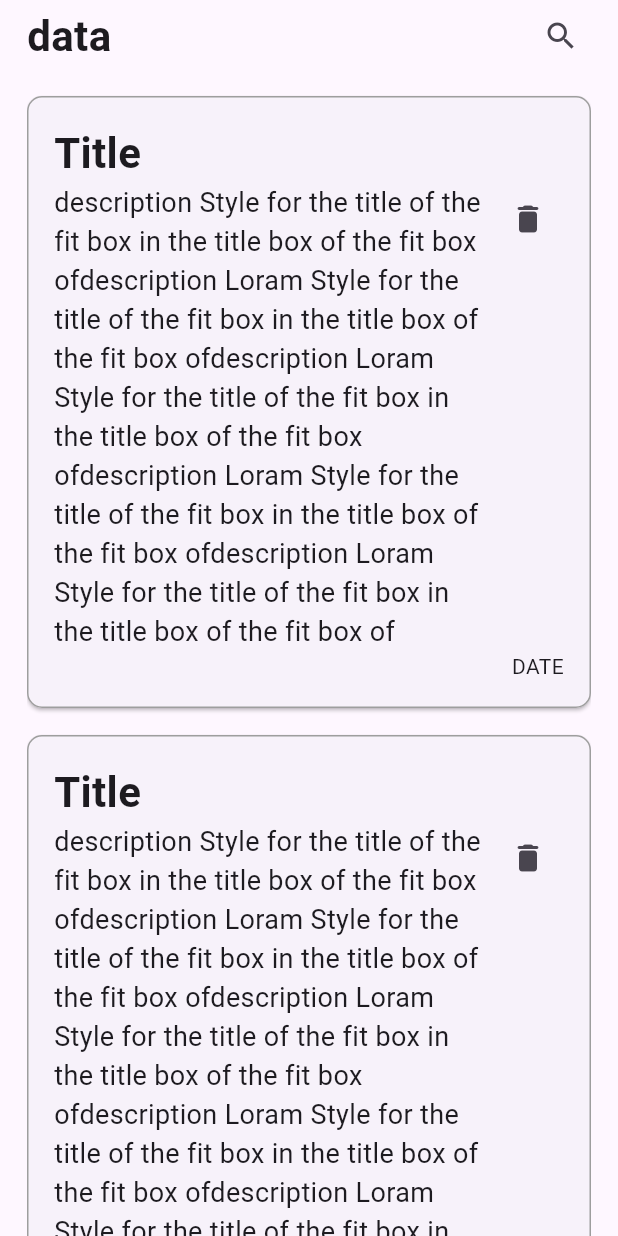
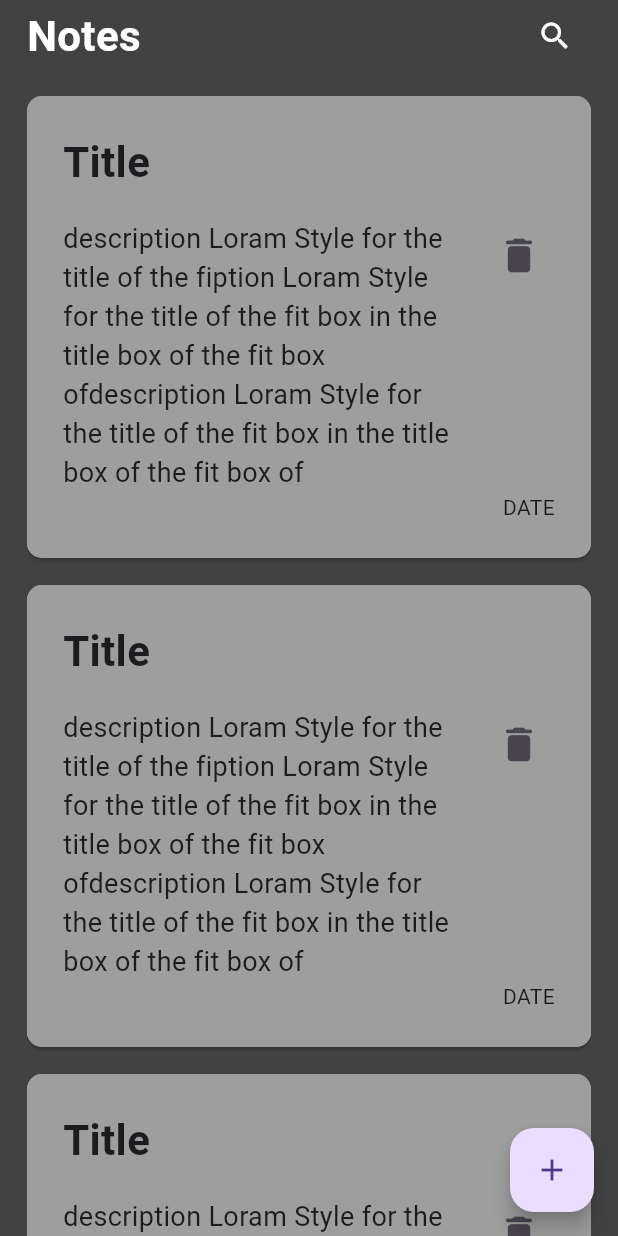
Before and after one commit to Abdelrhman-Elshikh/note_app_cubit_hive, a Flutter app: the screen it shows after launch, on a phone screen of 412 x 824 dp. Run offline on Flutter 3.47's test engine with Material 3 defaults, Android fonts, the phone set to English and light mode, and no system bars; our stand-ins replace device_preview, flutter_bloc, go_router, hive_flutter; accounts and stored records are empty.

Commit message:
done most of UI

```diff
--- /dev/null
+++ b/lib/core/utils/constants.dart
@@ -0,0 +1,3 @@
+import 'package:flutter/material.dart';
+
+const KPrimaryColor = Color(0xff62FCD7);
--- a/lib/core/utils/routers/routers.dart
+++ b/lib/core/utils/routers/routers.dart
@@ -1,5 +1,6 @@
 import 'package:go_router/go_router.dart';
 import 'package:note_app_cubit_hive/core/utils/routers/routes.dart';
+import 'package:note_app_cubit_hive/feature/edit_note/view/edit_note.dart';
 import 'package:note_app_cubit_hive/feature/home/view/home_view.dart';
 
 final GoRouter router = GoRouter(routes: [
@@ -7,4 +8,8 @@ final GoRouter router = GoRouter(routes: [
     path: KHomeView,
     builder: (context, state) => const HomeView(),
   ),
+  GoRoute(
+    path: KEditNote,
+    builder: (context, state) => const EditNote(),
+  ),
 ]);
--- a/lib/core/utils/routers/routes.dart
+++ b/lib/core/utils/routers/routes.dart
@@ -1 +1,3 @@
 String KHomeView = '/';
+
+String KEditNote = '/EditNote';
--- /dev/null
+++ b/lib/core/widgets/custom_app_bar.dart
@@ -0,0 +1,30 @@
+import 'package:flutter/material.dart';
+
+class CustomAppBar extends StatelessWidget {
+  final String title;
+  final Widget icon;
+  const CustomAppBar({super.key, required this.title, required this.icon});
+
+  @override
+  Widget build(BuildContext context) {
+    return Row(
+      children: [
+        Expanded(
+          child: Text(
+            title,
+            textAlign: TextAlign.left,
+            style: const TextStyle(
+                color: Colors.white, fontWeight: FontWeight.bold, fontSize: 28),
+          ),
+        ),
+        Expanded(
+          child: FittedBox(
+            alignment: Alignment.centerRight,
+            fit: BoxFit.scaleDown,
+            child: icon,
+          ),
+        ),
+      ],
+    );
+  }
+}
--- a/lib/feature/home/view/home_view.dart
+++ b/lib/feature/home/view/home_view.dart
@@ -1,4 +1,5 @@
 import 'package:flutter/material.dart';
+import 'package:note_app_cubit_hive/feature/home/view/widgets/add_note_bottom_sheet.dart';
 import 'package:note_app_cubit_hive/feature/home/view/widgets/home_view_body.dart';
 
 class HomeView extends StatelessWidget {
@@ -6,8 +7,18 @@ class HomeView extends StatelessWidget {
 
   @override
   Widget build(BuildContext context) {
-    return const Scaffold(
-      body: SafeArea(child: HomeViewBody()),
+    return Scaffold(
+      floatingActionButton: FloatingActionButton(
+        onPressed: () {
+          showModalBottomSheet(
+              backgroundColor: Colors.grey[800],
+              context: context,
+              builder: (context) => const AddNoteBottomSheet());
+        },
+        child: const Icon(Icons.add),
+      ),
+      body: const SafeArea(child: HomeViewBody()),
+      backgroundColor: Colors.grey[800],
     );
   }
 }
--- a/lib/feature/home/view/widgets/custom_app_bar.dart
+++ /dev/null
@@ -1,25 +0,0 @@
-import 'package:flutter/material.dart';
-
-class CustomAppBar extends StatelessWidget {
-  const CustomAppBar({super.key});
-
-  @override
-  Widget build(BuildContext context) {
-    return Row(
-      children: [
-        const Expanded(
-          child: Text(
-            'data ',
-            textAlign: TextAlign.left,
-            style: TextStyle(fontWeight: FontWeight.bold, fontSize: 28),
-          ),
-        ),
-        Expanded(
-            child: IconButton(
-                alignment: Alignment.centerRight,
-                onPressed: () {},
-                icon: const Icon(Icons.search_outlined)))
-      ],
-    );
-  }
-}
--- /dev/null
+++ b/lib/feature/home/view/widgets/home_app_bar.dart
@@ -0,0 +1,20 @@
+import 'package:flutter/material.dart';
+import 'package:note_app_cubit_hive/core/widgets/custom_app_bar.dart';
+
+class HomeAppBar extends StatelessWidget {
+  const HomeAppBar({super.key});
+
+  @override
+  Widget build(BuildContext context) {
+    return CustomAppBar(
+      title: 'Notes',
+      icon: IconButton(
+          alignment: Alignment.centerRight,
+          onPressed: () {},
+          icon: const Icon(
+            Icons.search_outlined,
+            color: Colors.white,
+          )),
+    );
+  }
+}
--- a/lib/feature/home/view/widgets/home_view_body.dart
+++ b/lib/feature/home/view/widgets/home_view_body.dart
@@ -1,8 +1,7 @@
 import 'package:flutter/material.dart';
 import 'package:flutter_bloc/flutter_bloc.dart';
 import 'package:note_app_cubit_hive/feature/home/manager/cubit/notes_cubit.dart';
-import 'package:note_app_cubit_hive/feature/home/view/widgets/custom_app_bar.dart';
-import 'package:note_app_cubit_hive/feature/home/view/widgets/note_box.dart';
+import 'package:note_app_cubit_hive/feature/home/view/widgets/home_app_bar.dart';
 import 'package:note_app_cubit_hive/feature/home/view/widgets/notes_list_view.dart';
 
 class HomeViewBody extends StatelessWidget {
@@ -20,7 +19,7 @@ class HomeViewBody extends StatelessWidget {
                 SliverToBoxAdapter(
                   child: Column(
                     children: [
-                      CustomAppBar(),
+                      HomeAppBar(),
                       SizedBox(height: 16.0),
                     ],
                   ),
--- a/lib/feature/home/view/widgets/note_box.dart
+++ b/lib/feature/home/view/widgets/note_box.dart
@@ -1,11 +1,19 @@
 import 'package:flutter/material.dart';
+import 'package:go_router/go_router.dart';
+import 'package:note_app_cubit_hive/core/utils/routers/routes.dart';
 
 class NoteBox extends StatelessWidget {
   const NoteBox({super.key});
 
   @override
   Widget build(BuildContext context) {
-    return Card(
+    return GestureDetector(
+      onTap: () {
+        // Navigate to the note details page
+        GoRouter.of(context).push(KEditNote);
+      },
+      child: Card(
+        color: Colors.grey,
         shape: RoundedRectangleBorder(
           borderRadius: BorderRadius.circular(10),
           side: const BorderSide(color: Colors.grey),
@@ -13,7 +21,7 @@ class NoteBox extends StatelessWidget {
         margin: const EdgeInsets.only(bottom: 18.0),
         child: IntrinsicHeight(
           child: Padding(
-          padding: const EdgeInsets.all(18.0),
+            padding: const EdgeInsets.all(24.0),
             child: Column(
               crossAxisAlignment: CrossAxisAlignment.stretch,
               children: [
@@ -21,20 +29,26 @@ class NoteBox extends StatelessWidget {
                   'Title',
                   style: TextStyle(fontSize: 28, fontWeight: FontWeight.bold),
                 ),
+                const SizedBox(height: 18),
                 Row(
                   mainAxisAlignment: MainAxisAlignment.start,
                   crossAxisAlignment: CrossAxisAlignment.start,
                   children: [
                     const Flexible(
                       child: Text(
-                      'description Style for the title of the fit box in the title box of the fit box ofdescription Loram Style for the title of the fit box in the title box of the fit box ofdescription Loram Style for the title of the fit box in the title box of the fit box ofdescription Loram Style for the title of the fit box in the title box of the fit box ofdescription Loram Style for the title of the fit box in the title box of the fit box of',
+                        'description Loram Style for the title of the fiption Loram Style for the title of the fit box in the title box of the fit box ofdescription Loram Style for the title of the fit box in the title box of the fit box of',
                         style: TextStyle(
                           fontSize: 18,
                         ),
                       ),
                     ),
+                    const SizedBox(width: 16),
                     IconButton(
-                      onPressed: () {}, icon: const Icon(Icons.delete_rounded)),
+                        onPressed: () {},
+                        icon: const Icon(
+                          Icons.delete_rounded,
+                          size: 30,
+                        )),
                   ],
                 ),
                 const Text(textAlign: TextAlign.end, 'DATE')
@@ -42,6 +56,7 @@ class NoteBox extends StatelessWidget {
             ),
           ),
         ),
+      ),
     );
   }
 }
--- a/lib/main.dart
+++ b/lib/main.dart
@@ -4,7 +4,8 @@ import 'package:flutter_bloc/flutter_bloc.dart';
 import 'package:note_app_cubit_hive/core/utils/routers/routers.dart';
 import 'package:note_app_cubit_hive/feature/home/manager/cubit/notes_cubit.dart';
 
-void main() {
+void main() async {
+  // WidgetsFlutterBinding.ensureInitialized();
   runApp(DevicePreview(builder: (context) => const MyApp()));
 }
 
@@ -17,6 +18,9 @@ class MyApp extends StatelessWidget {
     return BlocProvider(
       create: (context) => NotesCubit(),
       child: MaterialApp.router(
+
+        theme: ThemeData(brightness: Brightness.light ,),
+
         debugShowCheckedModeBanner: false,
         routerConfig: router,
       ),
--- a/pubspec.yaml
+++ b/pubspec.yaml
@@ -34,6 +34,10 @@ dependencies:
     sdk: flutter
   flutter_bloc: ^8.1.6
   go_router: ^14.6.1
+  hive: ^2.2.3
+  hive_flutter: ^1.1.0
+  isar_flutter_libs: ^4.0.0-dev.13
+  path_provider: ^2.1.0
 
 dev_dependencies:
   flutter_lints: ^4.0.0
```
Also changed, not shown: lib/core/utils/hive_service.dart (added, +22 -0 lines), lib/core/widgets/custom_text_field.dart (added, +38 -0 lines), lib/feature/edit_note/view/edit_note.dart (added, +14 -0 lines), lib/feature/edit_note/view/widgets/edit_note_app_bar.dart (added, +20 -0 lines), lib/feature/edit_note/view/widgets/edit_note_body.dart (added, +26 -0 lines), lib/feature/home/view/widgets/add_note_bottom_sheet.dart (added, +30 -0 lines), lib/feature/home/view/widgets/custom_button.dart (added, +27 -0 lines), pubspec.lock, web_entrypoint.dart (added), 5 other files. Lines whose indentation alone changed are shown as unchanged.
